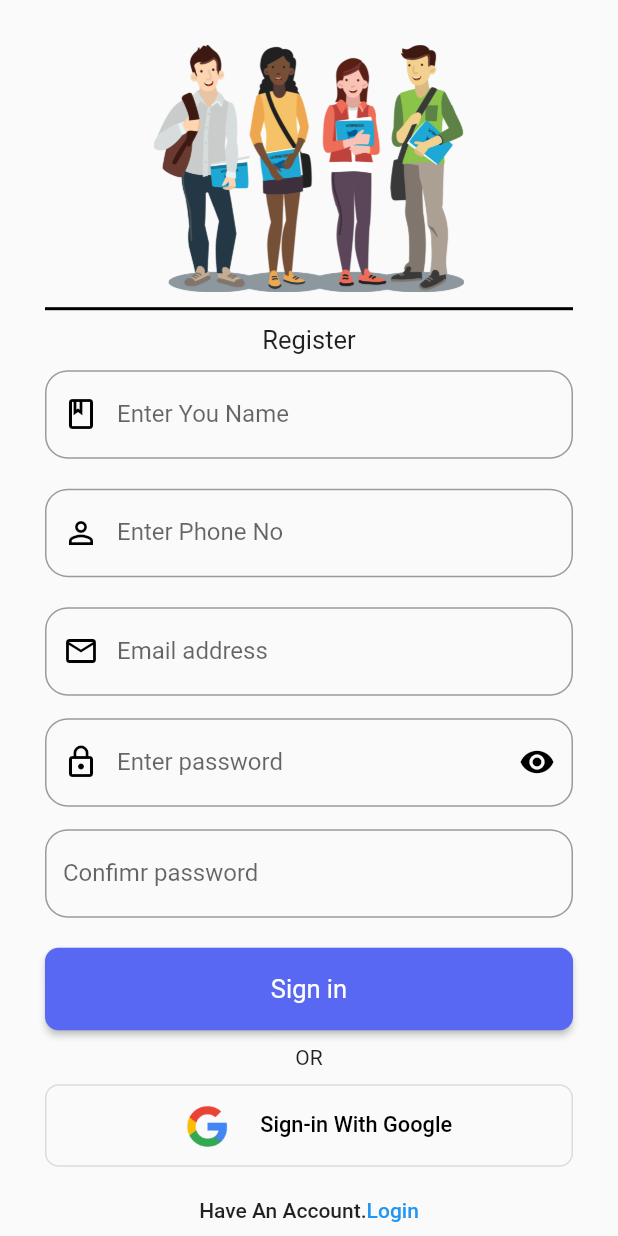
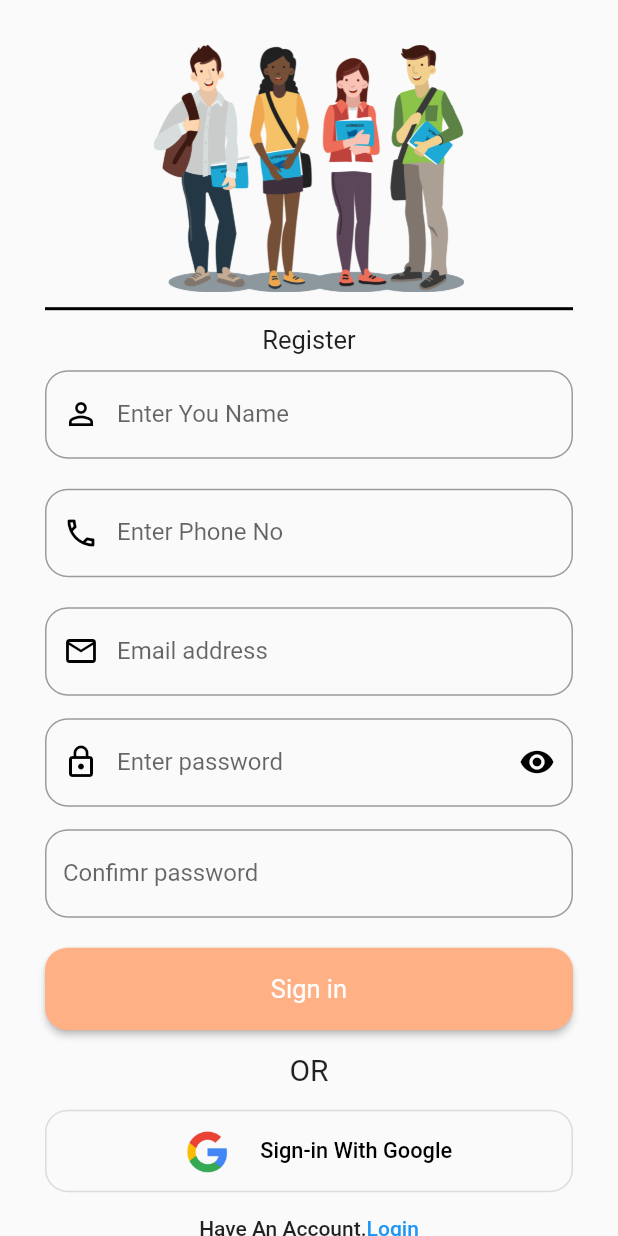
Before and after one commit to Jasveer399/Flutter-Previous-Paper, a Flutter app: the screen it shows after launch, on a phone screen of 412 x 824 dp. Run offline on Flutter 3.47's test engine with Material 2 defaults, Android fonts, the phone set to English and light mode, and no system bars; our stand-ins replace get, google_nav_bar.

```diff
--- a/lib/src/constants/color.dart
+++ b/lib/src/constants/color.dart
@@ -1,7 +1,7 @@
 
 import 'package:flutter/animation.dart';
 
-const AppprimeCl=Color.fromARGB(255, 88, 104, 243);
+const AppprimeCl=Color.fromARGB(255, 255, 176, 133);
 const HeadtextCl=Color.fromARGB(255, 88, 104, 243);
 const AppsecondaryCl=Color.fromARGB(255, 0, 0, 0);
 const AppWhiteCl=Color(0xffffffff);
--- a/lib/src/constants/image.dart
+++ b/lib/src/constants/image.dart
@@ -5,3 +5,5 @@ const String Student_Icon="assets/Images/student_icon.png";
 const String Class_Icon="assets/Images/class_icon.png";
 const String AppWelcomeImg="assets/Images/welcome.png";
 const String Google="assets/Images/google.png";
+const String Linkedin="assets/Images/linkedin.png";
+const String FaceBook="assets/Images/facebook.png";
--- a/lib/src/features/authentication/screens/Login/login_footer.dart
+++ b/lib/src/features/authentication/screens/Login/login_footer.dart
@@ -2,6 +2,7 @@ import 'package:flutter/material.dart';
 import 'package:previous_paper/src/constants/image.dart';
 import 'package:previous_paper/src/constants/text.dart';
 import 'package:previous_paper/src/features/authentication/screens/SignUp/sign_in_screen.dart';
+import 'package:previous_paper/src/features/authentication/screens/dashboard/dashboard_screen.dart';
 
 
 class Login_Footer extends StatelessWidget {
@@ -20,7 +21,9 @@ class Login_Footer extends StatelessWidget {
           width: double.infinity,
           height: 55,
           child: ElevatedButton(
-            onPressed: () {},
+            onPressed: () {
+              Navigator.push(context, MaterialPageRoute(builder: ((context) => Dashboard_screen())));
+            },
             child: Text(
               Signintext,
               style: TextStyle(fontWeight: FontWeight.w400, fontSize: 17),
--- a/lib/src/features/authentication/screens/SignUp/sign_in_footer.dart
+++ b/lib/src/features/authentication/screens/SignUp/sign_in_footer.dart
@@ -2,6 +2,7 @@ import 'package:flutter/material.dart';
 import 'package:previous_paper/src/constants/image.dart';
 import 'package:previous_paper/src/constants/text.dart';
 import 'package:previous_paper/src/features/authentication/screens/Login/login_screen.dart';
+import 'package:previous_paper/src/features/authentication/screens/dashboard/dashboard_screen.dart';
 
 class Sign_Footer extends StatelessWidget {
   const Sign_Footer({
@@ -16,7 +17,9 @@ class Sign_Footer extends StatelessWidget {
           width: double.infinity,
           height: 55,
           child: ElevatedButton(
-            onPressed: () {},
+            onPressed: () {
+              Navigator.push(context, MaterialPageRoute(builder: ((context) =>Dashboard_screen())));
+            },
             child: Text(
               Signintext,
               style: TextStyle(fontWeight: FontWeight.w400, fontSize: 17),
@@ -24,12 +27,20 @@ class Sign_Footer extends StatelessWidget {
           ),
         ),
         SizedBox(
-          height: 10.0,
+          height: 15.0,
         ),
-        Text("OR"),
+        Text("OR",style: TextStyle(fontSize: 20),),
         SizedBox(
-          height: 10.0,
+          height: 15.0,
         ),
+          /* Row(
+            mainAxisAlignment: MainAxisAlignment.spaceEvenly,
+            children: [
+                  SizedBox(height: 72.0,child: Image(image: AssetImage(Google))),
+                  SizedBox(height: 50.0,child: Image(image: AssetImage(FaceBook))),
+                  SizedBox(height: 60.0,child: Image(image: AssetImage(Linkedin))),
+            ],
+          ),*/
         SizedBox(
           width: double.infinity,
           height: 55.0,
@@ -43,7 +54,7 @@ class Sign_Footer extends StatelessWidget {
           ),
         ),
         SizedBox(
-          height: 5.0,
+          height: 0.0,
         ),
         TextButton(
           onPressed: () {
--- a/lib/src/features/authentication/screens/SignUp/sign_in_screen.dart
+++ b/lib/src/features/authentication/screens/SignUp/sign_in_screen.dart
@@ -39,7 +39,7 @@ class _Signin_screenState extends State<Signin_screen> {
                       decoration: InputDecoration(
                         labelText: EnterName,
                         hintText: EnterName,
-                        prefixIcon: Icon(Icons.class_outlined),
+                        prefixIcon: Icon(Icons.person_outline),
                       ),
                     ),
                      SizedBox(
@@ -47,11 +47,12 @@ class _Signin_screenState extends State<Signin_screen> {
                 ),
                 //Phone no Text Field;
                 TextFormField(
+                  keyboardType: TextInputType.phone,
                   decoration: InputDecoration(
                     labelText: EnterPhoneNo,
                     hintText: EnterPhoneNo,
                     prefixIcon: Icon(
-                      Icons.person_outline_outlined,
+                      Icons.phone_outlined,
                     ),
                   ),
                 ),
--- a/lib/src/utils/elevatorbutton.dart
+++ b/lib/src/utils/elevatorbutton.dart
@@ -6,16 +6,16 @@ class AppElivaterbutton {
   static final lightElivaterbutton = ElevatedButtonThemeData(
     style: OutlinedButton.styleFrom(
       foregroundColor: AppWhiteCl,
-      backgroundColor: ElevatorCl,
-      shape: RoundedRectangleBorder(borderRadius: BorderRadius.circular(9.0))
+      backgroundColor: AppprimeCl,
+      shape: RoundedRectangleBorder(borderRadius: BorderRadius.circular(15.0))
     ),
   );
 
   static final darkElivaterbutton = ElevatedButtonThemeData(
     style: OutlinedButton.styleFrom(
       foregroundColor: AppsecondaryCl,
-
-      backgroundColor: ElevatorCl,
+     shape: RoundedRectangleBorder(borderRadius: BorderRadius.circular(15.0)),
+      backgroundColor: AppprimeCl,
     ),
   );
 }
--- a/lib/src/utils/outlinebutton.dart
+++ b/lib/src/utils/outlinebutton.dart
@@ -6,13 +6,13 @@ class Appoutlinebutton {
 
   static final lightOutlinebutton = OutlinedButtonThemeData(
     style: OutlinedButton.styleFrom(
-      shape: RoundedRectangleBorder(borderRadius: BorderRadius.circular(9.0)),
+      shape: RoundedRectangleBorder(borderRadius: BorderRadius.circular(15.0)),
       foregroundColor: AppsecondaryCl,
     ),
   );
   static final darktOutlinebutton = OutlinedButtonThemeData(
     style: OutlinedButton.styleFrom(
-      shape: RoundedRectangleBorder(borderRadius: BorderRadius.circular(9.0)),
+      shape: RoundedRectangleBorder(borderRadius: BorderRadius.circular(15.0)),
       foregroundColor: AppWhiteCl,
     ),
   );
--- a/pubspec.yaml
+++ b/pubspec.yaml
@@ -37,6 +37,7 @@ dependencies:
   # Use with the CupertinoIcons class for iOS style icons.
   cupertino_icons: ^1.0.2
   get: ^4.6.5
+  google_nav_bar: ^5.0.6
 
 dev_dependencies:
   flutter_test:
```
Also changed, not shown: lib/src/features/authentication/screens/Home_screen/home_screen.dart (added, +14 -0 lines), lib/src/features/authentication/screens/LikeAndSearch/like_screen.dart (added, +14 -0 lines), lib/src/features/authentication/screens/LikeAndSearch/search_screen.dart (added, +14 -0 lines), lib/src/features/authentication/screens/ProFile-screens/profile_screen .dart (added, +14 -0 lines), lib/src/features/authentication/screens/dashboard/dashboard_screen.dart (added, +70 -0 lines), assets/Images/facebook.png (added), assets/Images/linkedin.png (added), pubspec.lock.
